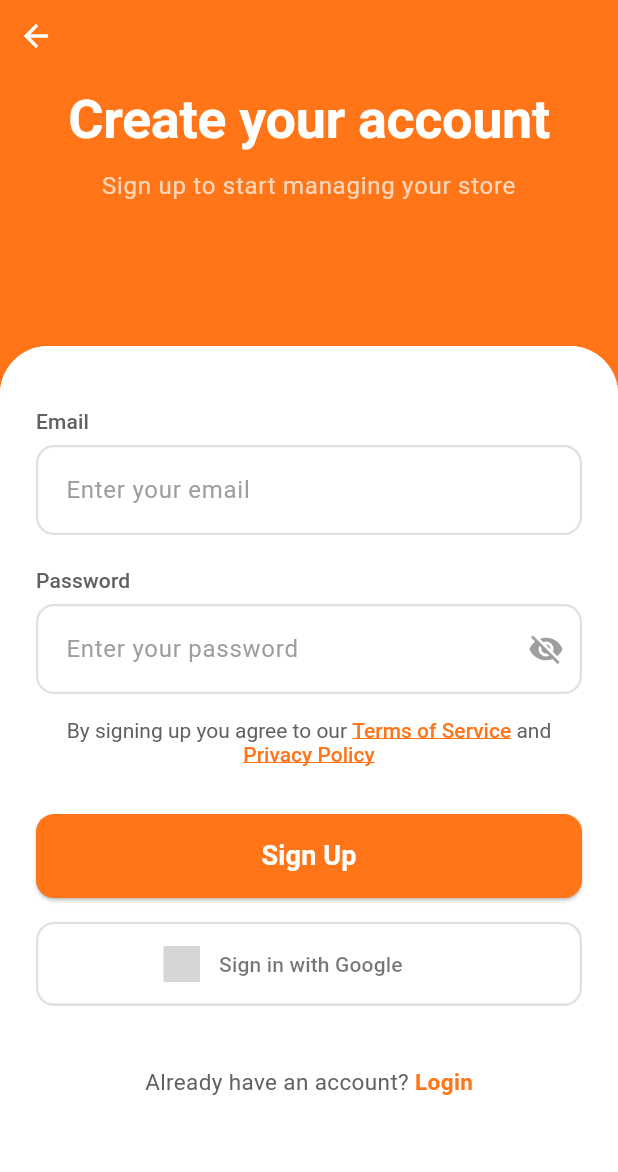
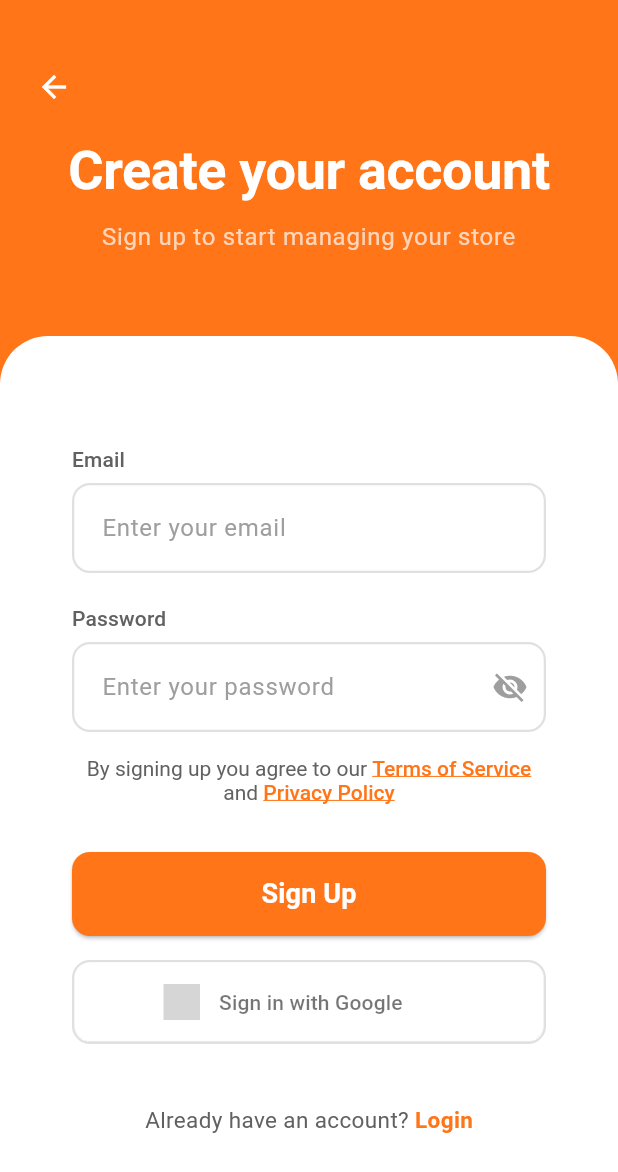
Before and after one commit to binitapkhrl/auth, a Flutter app: the screen it shows after launch, after a tap on "Sign Up", on a phone screen of 412 x 824 dp. Shown: the top 1172 px of the screen. Run offline on Flutter 3.47's test engine with Material 3 defaults, Android fonts, the phone set to English and light mode, and no system bars; drawn by our look-alikes of sign_in_button; our stand-ins replace beamer, flutter_hooks, flutter_riverpod, hooks_riverpod, pinput; Roboto replaces fonts that are missing (Libadora); grey boxes are pictures that could not be loaded.

Commit message:
refactored the pages to avoid using stack and made the design considtent across pages

```diff
--- /dev/null
+++ b/auth/lib/core/widgets/auth_header.dart
@@ -0,0 +1,58 @@
+import 'package:flutter/material.dart';
+
+class AuthHeader extends StatelessWidget {
+  final String title;
+  final String subtitle;
+  final VoidCallback? onBack;
+
+  const AuthHeader({
+    super.key,
+    required this.title,
+    required this.subtitle,
+    this.onBack,
+  });
+
+  @override
+  Widget build(BuildContext context) {
+    final theme = Theme.of(context);
+
+    return SizedBox(
+      height: 200,
+      child: Padding(
+        padding: const EdgeInsets.fromLTRB(24, 16, 24, 0),
+        child: Column(
+          mainAxisAlignment: MainAxisAlignment.center,
+          children: [
+            if (onBack != null)
+              Align(
+                alignment: Alignment.centerLeft,
+                child: GestureDetector(
+                  onTap: onBack,
+                  child: const Icon(Icons.arrow_back, color: Colors.white),
+                ),
+              ),
+            const SizedBox(height: 24),
+            Text(
+              title,
+              style: theme.textTheme.displayLarge?.copyWith(
+                color: Colors.white,
+                fontSize: 36,
+                fontWeight: FontWeight.bold,
+              ),
+              textAlign: TextAlign.center,
+            ),
+            const SizedBox(height: 12),
+            Text(
+              subtitle,
+              style: theme.textTheme.bodyLarge?.copyWith(
+                color: Colors.white70,
+                fontSize: 16,
+              ),
+              textAlign: TextAlign.center,
+            ),
+          ],
+        ),
+      ),
+    );
+  }
+}
--- a/auth/lib/features/presentation/pages/login_page.dart
+++ b/auth/lib/features/presentation/pages/login_page.dart
@@ -3,6 +3,7 @@ import 'package:auth/core/widgets/app_textfield.dart';
 import 'package:auth/core/widgets/custom_submit_button.dart';
 import 'package:auth/core/widgets/custom_google_button.dart';
 import 'package:auth/core/widgets/auth_container.dart';
+import 'package:auth/core/widgets/auth_header.dart';
 import 'package:flutter_hooks/flutter_hooks.dart';
 import 'package:hooks_riverpod/hooks_riverpod.dart';
 import 'package:beamer/beamer.dart';
@@ -16,7 +17,6 @@ class LoginPage extends HookConsumerWidget {
   Widget build(BuildContext context, WidgetRef ref) {
     final theme = Theme.of(context);
     final primaryGold = theme.colorScheme.primary;
-    final screenHeight = MediaQuery.of(context).size.height;
     final loginState = ref.watch(loginProvider);
 
     final emailController = useTextEditingController();
@@ -27,53 +27,40 @@ class LoginPage extends HookConsumerWidget {
     return Scaffold(
       backgroundColor: primaryGold,
       resizeToAvoidBottomInset: true,
-      body: Stack(
-        children: [
-          /// Header
-          SizedBox(
-            height: screenHeight * 0.4),
-          SafeArea(
-            child: Container(
-              width: double.infinity,
-              padding: const EdgeInsets.fromLTRB(24, 60, 24, 0),
+      body: SafeArea(
         child: Column(
           children: [
-                  Text(
-                    'Login Saauzi',
-                    style: theme.textTheme.displayLarge?.copyWith(
-                      color: Colors.white,
-                      fontSize: 36,
-                      fontWeight: FontWeight.bold,
+            // ================= HEADER =================
+            AuthHeader(
+              title: 'Login Saauzi',
+              subtitle: 'Please sign in to continue to your account',
             ),
-                  ),
-                  const SizedBox(height: 12),
-                  Text(
-                    'Please sign in to continue to your account',
-                    style: theme.textTheme.bodyLarge?.copyWith(
-                      color: Colors.white70,
-                      fontSize: 16,
-                    ),
-                    textAlign: TextAlign.center,
-                  ),
-                ],
-              ),
-            ),
-          ),
-SizedBox(height: screenHeight * 0.15),
-          /// Scrollable Card
-          Positioned.fill(
-            child: SingleChildScrollView(
-              child: Column(
-                children: [
-                  SizedBox(height: screenHeight * 0.28),
-                  Container(
+
+            const SizedBox(height: 24),
+
+            // ================= WHITE CARD =================
+            Expanded(
+              child: Container(
                 width: double.infinity,
                 decoration: const BoxDecoration(
                   color: Colors.white,
-                      borderRadius:
-                          BorderRadius.vertical(top: Radius.circular(32)),
+                  borderRadius: BorderRadius.vertical(
+                    top: Radius.circular(32),
                   ),
-                    child:AuthContainer(
+                ),
+                child: LayoutBuilder(
+                  builder: (context, constraints) {
+                    final keyboardHeight = MediaQuery.of(context).viewInsets.bottom;
+                    final needsScroll = keyboardHeight > 0;
+
+                    final content = Padding(
+                      padding: EdgeInsets.only(
+                        left: 24,
+                        right: 24,
+                        top: 32,
+                        bottom: keyboardHeight > 0 ? keyboardHeight + 24 : 24,
+                      ),
+                      child: AuthContainer(
                         child: Form(
                           key: formKey,
                           child: Column(
@@ -134,7 +121,7 @@ SizedBox(height: screenHeight * 0.15),
 
                           const SizedBox(height: 32),
 
-                            /// LOGIN BUTTON
+                          // ================= LOGIN BUTTON =================
                           AppPrimaryButton(
                             text: loginState.isLoading
                                 ? 'Logging in...'
@@ -147,16 +134,19 @@ SizedBox(height: screenHeight * 0.15),
                                             false;
                                     if (!isValid) return;
 
-                                      ref
-                                          .read(loginProvider.notifier)
-                                          .login(
-                                            email: emailController.text.trim(),
-                                            password: passwordController.text.trim(),
+                                    ref.read(loginProvider.notifier).login(
+                                          email:
+                                              emailController.text.trim(),
+                                          password:
+                                              passwordController.text.trim(),
                                           onSuccess: () {
-                                              Beamer.of(context).beamToReplacementNamed('/home');
+                                            Beamer.of(context)
+                                                .beamToReplacementNamed(
+                                                    '/home');
                                           },
                                           onError: (error) {
-                                              ScaffoldMessenger.of(context).showSnackBar(
+                                            ScaffoldMessenger.of(context)
+                                                .showSnackBar(
                                               SnackBar(
                                                 content: Text(error),
                                                 backgroundColor: Colors.red,
@@ -169,7 +159,7 @@ SizedBox(height: screenHeight * 0.15),
 
                           const SizedBox(height: 16),
 
-                            /// GOOGLE BUTTON
+                          // ================= GOOGLE BUTTON =================
                           AppGoogleButton(
                             onPressed:
                                 loginState.isLoading ? null : () {},
@@ -188,8 +178,8 @@ SizedBox(height: screenHeight * 0.15),
                                 ),
                               ),
                               GestureDetector(
-                                  onTap: () =>
-                                      Beamer.of(context).beamToNamed('/signup'),
+                                onTap: () => Beamer.of(context)
+                                    .beamToNamed('/signup'),
                                 child: Text(
                                   'Sign Up',
                                   style: TextStyle(
@@ -201,18 +191,22 @@ SizedBox(height: screenHeight * 0.15),
                               ),
                             ],
                           ),
-                            const SizedBox(height: 100),
+
+                          const SizedBox(height: 40),
                             ],
                           ),
+                        ),
+                      ),
+                    );
+
+                    return SingleChildScrollView(child: content);
+                  },
                 ),
               ),
             ),
           ],
         ),
       ),
-          ),
-        ],
-      ),
     );
   }
 }
--- a/auth/lib/features/presentation/pages/signup_page.dart
+++ b/auth/lib/features/presentation/pages/signup_page.dart
@@ -3,6 +3,7 @@ import 'package:auth/core/widgets/app_textfield.dart';
 import 'package:auth/core/widgets/custom_submit_button.dart';
 import 'package:auth/core/widgets/custom_google_button.dart';
 import 'package:auth/core/widgets/auth_container.dart';
+import 'package:auth/core/widgets/auth_header.dart';
 import 'package:beamer/beamer.dart';
 import 'package:auth/core/utils/login_utils.dart';
 import 'package:hooks_riverpod/hooks_riverpod.dart';
@@ -11,6 +12,7 @@ import 'package:auth/features/auth/providers/signup_provider.dart';
 
 class SignUpPage extends HookConsumerWidget {
   const SignUpPage({super.key});
+
   @override
   Widget build(BuildContext context, WidgetRef ref) {
     final formKey = useMemoized(() => GlobalKey<FormState>());
@@ -20,53 +22,25 @@ Widget build(BuildContext context, WidgetRef ref) {
 
     final theme = Theme.of(context);
     final primaryGold = theme.colorScheme.primary;
-  final screenHeight = MediaQuery.of(context).size.height;
 
     return Scaffold(
       backgroundColor: primaryGold,
-    resizeToAvoidBottomInset: false,
-    body: Stack(
-      children: [
-        /// Header
-        SizedBox(height: screenHeight * 0.4),
-        SafeArea(
-          child: Container(
-            width: double.infinity,
-            padding: const EdgeInsets.fromLTRB(24, 60, 24, 0),
-            child: Column(
-              crossAxisAlignment: CrossAxisAlignment.center,
-              children: [
-                Text(
-                  'Create your account',
-                  textAlign: TextAlign.center,
-                  style: theme.textTheme.displayLarge?.copyWith(
-                    color: Colors.white,
-                    fontSize: 36,
-                    fontWeight: FontWeight.bold,
-                  ),
-                ),
-                const SizedBox(height: 12),
-                Text(
-                  'Sign up to start managing your store',
-                  textAlign: TextAlign.center,
-                  style: theme.textTheme.bodyLarge?.copyWith(
-                    color: Colors.white70,
-                    fontSize: 16,
-                  ),
-                ),
-              ],
-            ),
-          ),
-        ),
-        SizedBox(height: screenHeight * 0.15),
-
-        /// Scrollable Card
-        Positioned.fill(
-          child: SingleChildScrollView(
+      resizeToAvoidBottomInset: true,
+      body: SafeArea(
         child: Column(
           children: [
-                SizedBox(height: screenHeight * 0.28),
-                Container(
+            // ================= HEADER =================
+            AuthHeader(
+              title: 'Create your account',
+              subtitle: 'Sign up to start managing your store',
+              onBack: () => Beamer.of(context).beamBack(),
+            ),
+
+            const SizedBox(height: 24),
+
+            // ================= WHITE CARD =================
+            Expanded(
+              child: Container(
                 width: double.infinity,
                 decoration: const BoxDecoration(
                   color: Colors.white,
@@ -74,9 +48,21 @@ Widget build(BuildContext context, WidgetRef ref) {
                     top: Radius.circular(32),
                   ),
                 ),
+                child: LayoutBuilder(
+                  builder: (context, constraints) {
+                    final keyboardHeight = MediaQuery.of(context).viewInsets.bottom;
+                    final needsScroll = keyboardHeight > 0;
+
+                    final content = Padding(
+                      padding: EdgeInsets.only(
+                        left: 24,
+                        right: 24,
+                        top: 32,
+                        bottom: keyboardHeight > 0 ? keyboardHeight + 24 : 24,
+                      ),
                       child: AuthContainer(
                         child: Form(
-                      key: formKey, // ← Using hook
+                          key: formKey,
                           child: Column(
                             crossAxisAlignment: CrossAxisAlignment.stretch,
                             children: [
@@ -84,7 +70,7 @@ Widget build(BuildContext context, WidgetRef ref) {
                                 label: 'Email',
                                 hintText: 'Enter your email',
                                 keyboardType: TextInputType.emailAddress,
-                            controller: emailController, // ← Using hook
+                                controller: emailController,
                                 validator: LoginUtils.validateEmail,
                               ),
                           const SizedBox(height: 20),
@@ -92,10 +78,11 @@ Widget build(BuildContext context, WidgetRef ref) {
                             label: 'Password',
                             hintText: 'Enter your password',
                             isPassword: true,
-                            controller: passwordController, // ← Using hook
+                            controller: passwordController,
                             validator: LoginUtils.validatePassword,
                           ),
                           const SizedBox(height: 16),
+
                           RichText(
                             textAlign: TextAlign.center,
                             text: TextSpan(
@@ -127,24 +114,32 @@ Widget build(BuildContext context, WidgetRef ref) {
                               ],
                             ),
                           ),
+
                           const SizedBox(height: 32),
+
                           AppPrimaryButton(
-                            text: signupState.isLoading ? 'Signing up...' : 'Sign Up',
+                            text: signupState.isLoading
+                                ? 'Signing up...'
+                                : 'Sign Up',
                             onPressed: signupState.isLoading
                                 ? null
                                 : () {
-                                    if (!(formKey.currentState?.validate() ?? false)) {
-                                      return;
-                                    }
+                                    if (!(formKey.currentState?.validate() ??
+                                        false)) return;
 
-                                    ref.read(signupProvider.notifier).signUp(
+                                    ref
+                                        .read(signupProvider.notifier)
+                                        .signUp(
                                           email: emailController.text.trim(),
-                                          password: passwordController.text.trim(),
+                                          password:
+                                              passwordController.text.trim(),
                                           onSuccess: () {
-                                            Beamer.of(context).beamToNamed('/otp');
+                                            Beamer.of(context)
+                                                .beamToNamed('/otp');
                                           },
                                           onError: (error) {
-                                            ScaffoldMessenger.of(context).showSnackBar(
+                                            ScaffoldMessenger.of(context)
+                                                .showSnackBar(
                                               SnackBar(
                                                 content: Text(error),
                                                 backgroundColor: Colors.red,
@@ -154,11 +149,16 @@ Widget build(BuildContext context, WidgetRef ref) {
                                         );
                                   },
                           ),
+
                           const SizedBox(height: 16),
+
                           AppGoogleButton(
-                            onPressed: signupState.isLoading ? null : () {},
+                            onPressed:
+                                signupState.isLoading ? null : () {},
                           ),
+
                           const SizedBox(height: 40),
+
                           Row(
                             mainAxisAlignment: MainAxisAlignment.center,
                             children: [
@@ -170,7 +170,8 @@ Widget build(BuildContext context, WidgetRef ref) {
                                 ),
                               ),
                               GestureDetector(
-                                onTap: () => Beamer.of(context).beamBack(),
+                                onTap: () =>
+                                    Beamer.of(context).beamBack(),
                                 child: Text(
                                   'Login',
                                   style: TextStyle(
@@ -182,34 +183,22 @@ Widget build(BuildContext context, WidgetRef ref) {
                               ),
                             ],
                           ),
-                          const SizedBox(height: 100),
+
+                          const SizedBox(height: 40),
                             ],
                           ),
+                        ),
+                      ),
+                    );
+
+                    return SingleChildScrollView(child: content);
+                  },
                 ),
               ),
             ),
           ],
         ),
       ),
-        ),
-
-        // Back button overlay
-        Positioned(
-          top: 0,
-          left: 0,
-          child: SafeArea(
-            child: GestureDetector(
-              onTap: () => Beamer.of(context).beamBack(),
-              behavior: HitTestBehavior.opaque,
-              child: const Padding(
-                padding: EdgeInsets.all(12),
-                child: Icon(Icons.arrow_back, size: 24, color: Colors.white),
-              ),
-            ),
-          ),
-        ),
-      ],
-    ),
     );
   }
 }
```
Also changed, not shown: auth/lib/features/presentation/pages/otp_page.dart (+25 -51 lines). Lines whose indentation alone changed are shown as unchanged.
